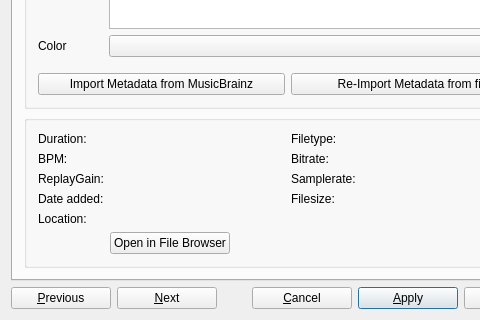
The window that src/library/dlgtrackinfo.ui (cr7pt0gr4ph7/mixxx) describes before a commit, drawn with Qt 5; both pictures show x 0 to 480 and y 355 to 675 of the 575 by 675 pixel window.
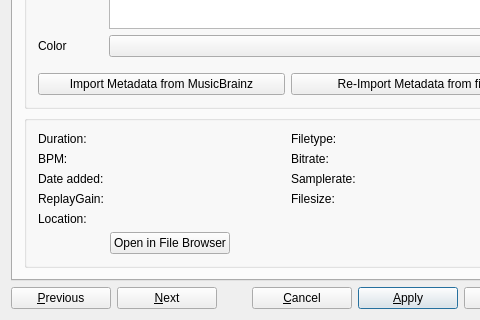
The same window after the commit.

Commit message:
DlgTrackInfo/UpDown: Sort focusable QLabel controls by visual & tab order
This is needed to avoid breaking keyboard navigation in a few cases.

What changed in the file:
```diff
--- a/src/library/dlgtrackinfo.ui
+++ b/src/library/dlgtrackinfo.ui
@@ -584,30 +584,6 @@
            </widget>
           </item>
 
-          <item row="0" column="2">
-           <widget class="QLabel" name="lblType">
-            <property name="text">
-             <string>Filetype:</string>
-            </property>
-           </widget>
-          </item>
-          <item row="0" column="3">
-           <widget class="QLabel" name="txtType">
-            <property name="font">
-             <font>
-              <weight>75</weight>
-              <bold>true</bold>
-             </font>
-            </property>
-            <property name="text">
-             <string/>
-            </property>
-            <property name="textInteractionFlags">
-             <set>Qt::LinksAccessibleByMouse|Qt::TextSelectableByKeyboard|Qt::TextSelectableByMouse</set>
-            </property>
-           </widget>
-          </item>
-
           <item row="1" column="0">
            <widget class="QLabel" name="lblBpm">
             <property name="text">
@@ -632,6 +608,78 @@
            </widget>
           </item>
 
+          <item row="2" column="0">
+           <widget class="QLabel" name="lblDateAdded">
+            <property name="text">
+             <string>Date added:</string>
+            </property>
+           </widget>
+          </item>
+          <item row="2" column="1">
+           <widget class="QLabel" name="txtDateAdded">
+            <property name="font">
+             <font>
+              <weight>75</weight>
+              <bold>true</bold>
+             </font>
+            </property>
+            <property name="text">
+             <string/>
+            </property>
+            <property name="textInteractionFlags">
+             <set>Qt::LinksAccessibleByMouse|Qt::TextSelectableByKeyboard|Qt::TextSelectableByMouse</set>
+            </property>
+           </widget>
+          </item>
+
+          <item row="3" column="0">
+           <widget class="QLabel" name="lblReplayGain">
+            <property name="text">
+             <string>ReplayGain:</string>
+            </property>
+           </widget>
+          </item>
+          <item row="3" column="1">
+           <widget class="QLabel" name="txtReplayGain">
+            <property name="font">
+             <font>
+              <weight>75</weight>
+              <bold>true</bold>
+             </font>
+            </property>
+            <property name="text">
+             <string/>
+            </property>
+            <property name="textInteractionFlags">
+             <set>Qt::LinksAccessibleByMouse|Qt::TextSelectableByKeyboard|Qt::TextSelectableByMouse</set>
+            </property>
+           </widget>
+          </item>
+
+          <item row="0" column="2">
+           <widget class="QLabel" name="lblType">
+            <property name="text">
+             <string>Filetype:</string>
+            </property>
+           </widget>
+          </item>
+          <item row="0" column="3">
+           <widget class="QLabel" name="txtType">
+            <property name="font">
+             <font>
+              <weight>75</weight>
+              <bold>true</bold>
+             </font>
+            </property>
+            <property name="text">
+             <string/>
+            </property>
+            <property name="textInteractionFlags">
+             <set>Qt::LinksAccessibleByMouse|Qt::TextSelectableByKeyboard|Qt::TextSelectableByMouse</set>
+            </property>
+           </widget>
+          </item>
+
           <item row="1" column="2">
            <widget class="QLabel" name="lblBitrate">
             <property name="text">
@@ -656,30 +704,6 @@
            </widget>
           </item>
 
-          <item row="2" column="0">
-           <widget class="QLabel" name="lblReplayGain">
-            <property name="text">
-             <string>ReplayGain:</string>
-            </property>
-           </widget>
-          </item>
-          <item row="2" column="1">
-           <widget class="QLabel" name="txtReplayGain">
-            <property name="font">
-             <font>
-              <weight>75</weight>
-              <bold>true</bold>
-             </font>
-            </property>
-            <property name="text">
-             <string/>
-            </property>
-            <property name="textInteractionFlags">
-             <set>Qt::LinksAccessibleByMouse|Qt::TextSelectableByKeyboard|Qt::TextSelectableByMouse</set>
-            </property>
-           </widget>
-          </item>
-
           <item row="2" column="2">
            <widget class="QLabel" name="lblSamplerate">
             <property name="text">
@@ -701,30 +725,6 @@
            </widget>
           </item>
 
-          <item row="3" column="0">
-           <widget class="QLabel" name="lblDateAdded">
-            <property name="text">
-             <string>Date added:</string>
-            </property>
-           </widget>
-          </item>
-          <item row="3" column="1">
-           <widget class="QLabel" name="txtDateAdded">
-            <property name="font">
-             <font>
-              <weight>75</weight>
-              <bold>true</bold>
-             </font>
-            </property>
-            <property name="text">
-             <string/>
-            </property>
-            <property name="textInteractionFlags">
-             <set>Qt::LinksAccessibleByMouse|Qt::TextSelectableByKeyboard|Qt::TextSelectableByMouse</set>
-            </property>
-           </widget>
-          </item>
-
           <item row="3" column="2">
            <widget class="QLabel" name="lblFileSize">
             <property name="text">
```
Left out of the diff: 9 changed lines with no effect on the pictures.
